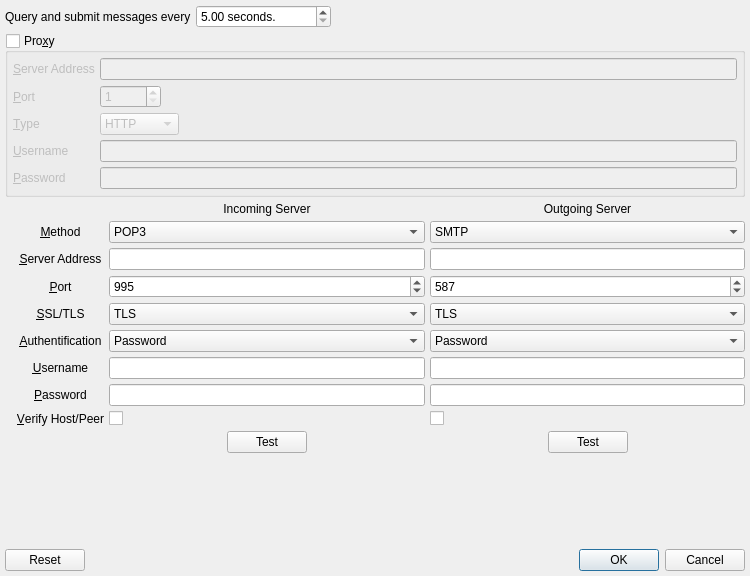
Before: the Qt Designer form UI/poptasticsettings.ui in xloem/spot-on-svn, drawn with Qt 5.
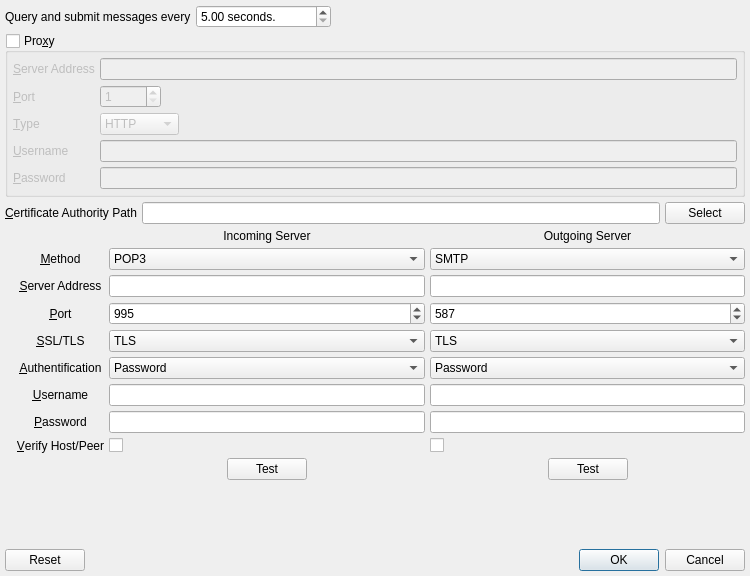
After: the same form once the commit is applied. Icons and pictures are not drawn.

```diff
--- a/UI/poptasticsettings.ui
+++ b/UI/poptasticsettings.ui
@@ -218,6 +218,33 @@
      </layout>
     </widget>
    </item>
+   <item>
+    <layout class="QHBoxLayout" name="horizontalLayout_6">
+     <property name="spacing">
+      <number>5</number>
+     </property>
+     <item>
+      <widget class="QLabel" name="label_17">
+       <property name="text">
+        <string>&amp;Certificate Authority Path</string>
+       </property>
+       <property name="buddy">
+        <cstring>capath</cstring>
+       </property>
+      </widget>
+     </item>
+     <item>
+      <widget class="QLineEdit" name="capath"/>
+     </item>
+     <item>
+      <widget class="QPushButton" name="selectcapath">
+       <property name="text">
+        <string>Select</string>
+       </property>
+      </widget>
+     </item>
+    </layout>
+   </item>
    <item>
     <layout class="QHBoxLayout" name="horizontalLayout_4">
      <property name="spacing">
```
Left out of the diff: 2 changed lines with no effect on the pictures.
